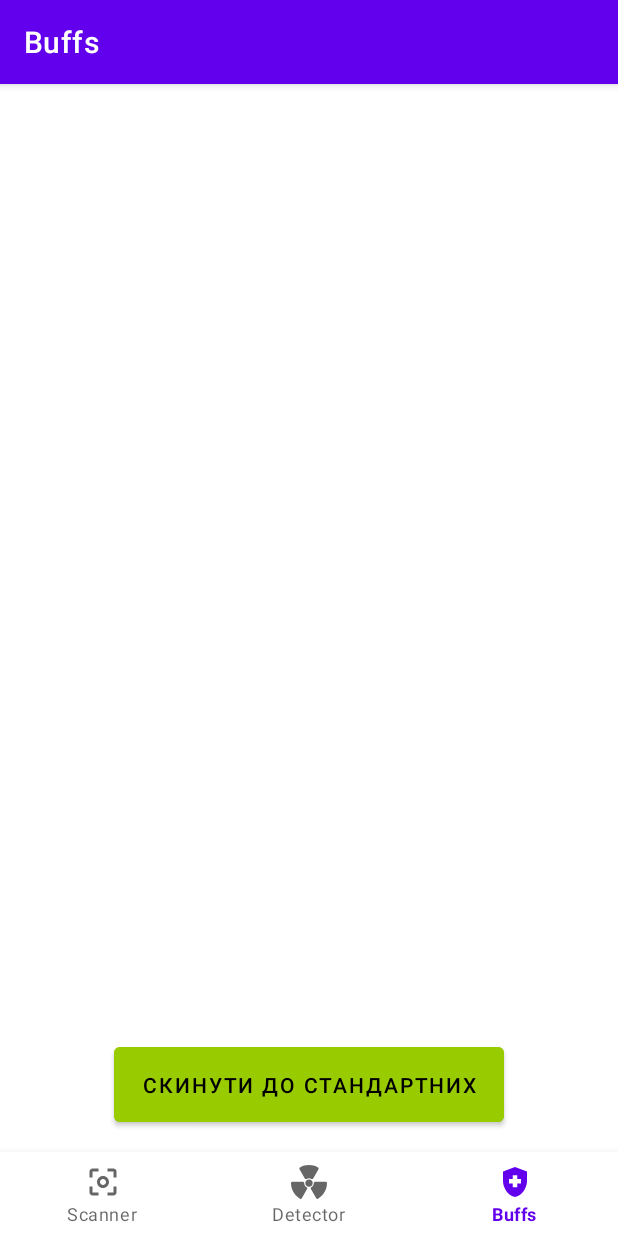
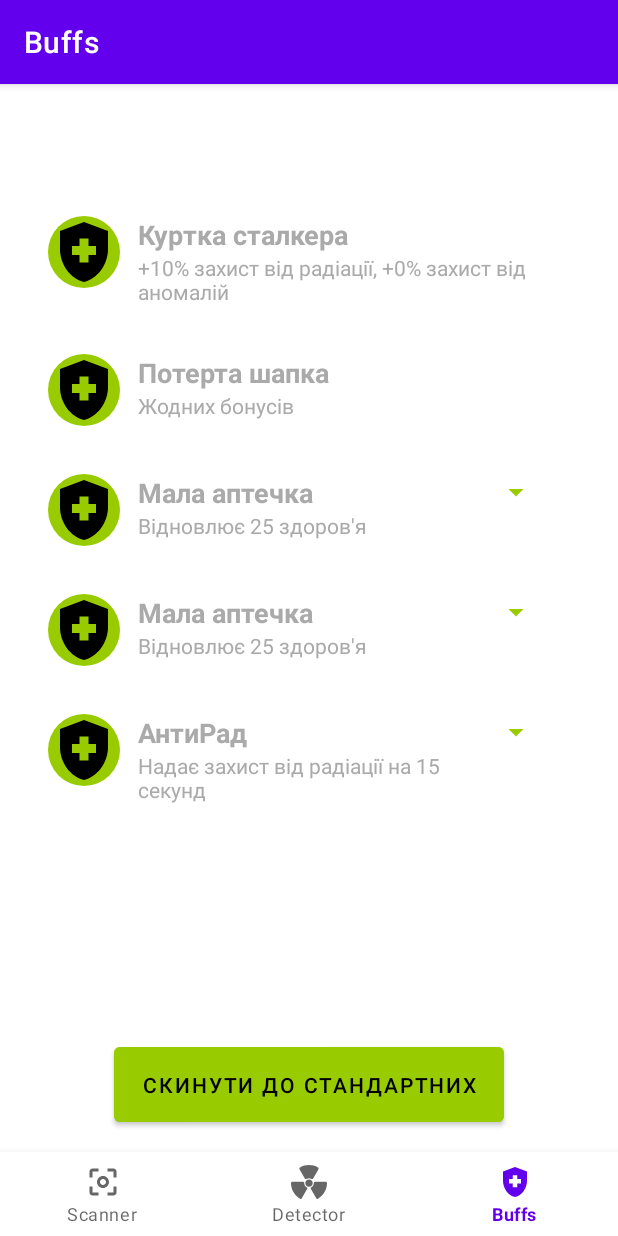
Before and after one commit to Vilka284/stalker_strike, an Android app: the BuffsFragment screen opened through its navigation route, on a phone screen of 412 x 824 dp. Run offline under Robolectric (Android 15) with nearby library versions, the phone set to English and light mode, and no system bars; our stand-ins replace navigation-ui; libraries missing offline, so code that uses them is left out: io.github.pavleprica.kotlin; 24 statements that could not run were skipped.

Commit message:
Add dropdown menu on items

```diff
--- a/app/src/main/java/com/project/stalker_strike/StalkerStrikeService.kt
+++ b/app/src/main/java/com/project/stalker_strike/StalkerStrikeService.kt
@@ -13,7 +13,7 @@ import com.project.stalker_strike.R
 class StalkerStrikeService : Service() {
 
     override fun onStartCommand(intent: Intent?, flags: Int, startId: Int): Int {
-        val contentText = "Рівень радіації в нормі"
+        val contentText = "Сканер працює"
 
         val channelId = "StalkerStrikeChannel"
         val channelName = "StalkerStrike"
--- /dev/null
+++ b/app/src/main/java/com/project/stalker_strike/ui/buffs/AntiAnomalyProtector.kt
@@ -0,0 +1,5 @@
+package com.project.stalker_strike.ui.buffs
+
+interface AntiAnomalyProtector {
+    fun protectFromAnomaly(seconds: Int)
+}
--- /dev/null
+++ b/app/src/main/java/com/project/stalker_strike/ui/buffs/BuffGiveClickListener.kt
@@ -0,0 +1,7 @@
+package com.project.stalker_strike.ui.buffs
+
+import com.project.stalker_strike.Buff
+
+interface BuffGiveClickListener {
+    fun onBuffGiveClick(buff: Buff)
+}
--- a/app/src/main/java/com/project/stalker_strike/ui/buffs/BuffsFragment.kt
+++ b/app/src/main/java/com/project/stalker_strike/ui/buffs/BuffsFragment.kt
@@ -4,9 +4,11 @@ import android.annotation.SuppressLint
 import android.content.Context
 import android.os.Bundle
 import android.view.LayoutInflater
+import android.view.MenuItem
 import android.view.View
 import android.view.ViewGroup
 import android.widget.Button
+import android.widget.PopupMenu
 import android.widget.TextView
 import android.widget.Toast
 import androidx.appcompat.app.AlertDialog
@@ -23,14 +25,15 @@ import com.google.gson.Gson
 import com.google.gson.reflect.TypeToken
 
 class BuffViewHolder(itemView: View) : RecyclerView.ViewHolder(itemView) {
+    val menuRadioButton: Button = itemView.findViewById(R.id.menuRadioButton)
     val buffText: TextView = itemView.findViewById(R.id.buffText)
     val buffBonus: TextView = itemView.findViewById(R.id.buffBonus)
-    val useButton: Button = itemView.findViewById(R.id.useButton)
 }
 
 class BuffAdapter(
     private val buffs: List<Buff>,
-    private val buffUseClickListener: BuffUseClickListener
+    private val buffUseClickListener: BuffUseClickListener,
+    private val buffGiveClickListener: BuffGiveClickListener
 ) : RecyclerView.Adapter<BuffViewHolder>() {
 
     override fun onCreateViewHolder(parent: ViewGroup, viewType: Int): BuffViewHolder {
@@ -59,15 +62,36 @@ class BuffAdapter(
             holder.buffBonus.text =
                 "Надає захист від радіації на ${buff.radiationProtection} секунд"
         }
-
-        if (buff.type == "medkit" || buff.type == "antirad") {
-            holder.useButton.visibility = View.VISIBLE
-        } else {
-            holder.useButton.visibility = View.GONE
+        if (buff.type == "antianomaly") {
+            holder.buffBonus.text =
+                "Надає захист від аномалій на ${buff.anomalyProtection} секунд"
         }
 
-        holder.useButton.setOnClickListener {
-            buffUseClickListener.onBuffUseClick(buff)
+        if (buff.type == "medkit" || buff.type == "antirad" || buff.type == "antianomaly") {
+            holder.menuRadioButton.visibility = View.VISIBLE
+        } else {
+            holder.menuRadioButton.visibility = View.GONE
+        }
+
+        holder.menuRadioButton.setOnClickListener { view ->
+            val popupMenu = PopupMenu(view.context, view)
+            popupMenu.menuInflater.inflate(R.menu.dropdown_menu, popupMenu.menu)
+
+            popupMenu.setOnMenuItemClickListener { menuItem: MenuItem ->
+                when (menuItem.itemId) {
+                    R.id.useAction -> {
+                        buffUseClickListener.onBuffUseClick(buff)
+                        true
+                    }
+                    R.id.giveAction -> {
+                        buffGiveClickListener.onBuffGiveClick(buff)
+                        true
+                    }
+                    else -> false
+                }
+            }
+
+            popupMenu.show()
         }
     }
 
@@ -76,7 +100,7 @@ class BuffAdapter(
     }
 }
 
-class BuffsFragment : Fragment(), BuffUseClickListener {
+class BuffsFragment : Fragment(), BuffUseClickListener, BuffGiveClickListener {
 
     private lateinit var adapter: BuffAdapter
     private lateinit var recyclerView: RecyclerView
@@ -84,6 +108,7 @@ class BuffsFragment : Fragment(), BuffUseClickListener {
 
     var healPointsUpdater: HealPointsUpdater? = null
     var antiRadProtector: AntiRadProtector? = null
+    var antiAnomalyProtector: AntiAnomalyProtector? = null
     override fun onCreateView(
         inflater: LayoutInflater, container: ViewGroup?,
         savedInstanceState: Bundle?
@@ -105,7 +130,7 @@ class BuffsFragment : Fragment(), BuffUseClickListener {
         recyclerView = view.findViewById(R.id.recyclerViewBuffs)
         recyclerView.layoutManager = LinearLayoutManager(requireContext())
 
-        adapter = BuffAdapter(BUFFS.toList(), this)
+        adapter = BuffAdapter(BUFFS.toList(), this, this)
         recyclerView.adapter = adapter
 
         val resetButton = view.findViewById<Button>(R.id.resetButton)
@@ -137,6 +162,12 @@ class BuffsFragment : Fragment(), BuffUseClickListener {
             val savedBuffs: MutableSet<Buff> = (Gson().fromJson(json, type) ?: mutableSetOf())
             val commonBuffs: MutableSet<Buff> = COMMON_BUFFS.toMutableSet()
 
+            // First load
+            if (savedBuffs.isEmpty()) {
+                BUFFS = commonBuffs
+                return
+            }
+
             if (commonBuffs.containsAll(BUFFS) && BUFFS.containsAll(commonBuffs)) {
                 BUFFS = savedBuffs
                 return
@@ -164,7 +195,7 @@ class BuffsFragment : Fragment(), BuffUseClickListener {
 
                 saveBuffs()
 
-                adapter = BuffAdapter(BUFFS.toList(), this)
+                adapter = BuffAdapter(BUFFS.toList(), this, this)
                 recyclerView.adapter = adapter
 
                 dialog.dismiss()
@@ -182,6 +213,9 @@ class BuffsFragment : Fragment(), BuffUseClickListener {
         if (buff.type == "antirad") {
             antiRadProtector?.protectFromRadiation(buff.radiationProtection)
         }
+        if (buff.type == "antianomaly") {
+            antiAnomalyProtector?.protectFromAnomaly(buff.anomalyProtection)
+        }
         BUFFS.removeIf { it.id == buff.id }
         saveBuffs()
         showToast(requireContext(), "Ти використав \"${buff.name}\"!")
@@ -196,9 +230,16 @@ class BuffsFragment : Fragment(), BuffUseClickListener {
         if (context is AntiRadProtector) {
             antiRadProtector = context as AntiRadProtector
         }
+        if (context is AntiRadProtector) {
+            antiAnomalyProtector = context as AntiAnomalyProtector
+        }
     }
 
     private fun showToast(context: Context, message: String, duration: Int = Toast.LENGTH_LONG) {
         Toast.makeText(context, message, duration).show()
     }
+
+    override fun onBuffGiveClick(buff: Buff) {
+        // TODO generate and show QR code, delete item
+    }
 }
--- /dev/null
+++ b/app/src/main/res/drawable/ic_dropdown.xml
@@ -0,0 +1,11 @@
+<vector xmlns:android="http://schemas.android.com/apk/res/android"
+    android:width="24dp"
+    android:height="24dp"
+    android:viewportWidth="24.0"
+    android:viewportHeight="24.0">
+
+    <path
+        android:fillColor="#000000"
+        android:pathData="M7,10l5,5,5,-5z" />
+
+</vector>
--- a/app/src/main/res/layout/item_buff.xml
+++ b/app/src/main/res/layout/item_buff.xml
@@ -14,8 +14,8 @@
             android:id="@+id/buffImage"
             android:layout_width="48dp"
             android:layout_height="48dp"
-            android:src="@drawable/ic_buff_placeholder"
-            android:contentDescription="Image" />
+            android:contentDescription="Image"
+            android:src="@drawable/ic_buff_placeholder" />
 
         <LinearLayout
             android:layout_width="0dp"
@@ -29,25 +29,37 @@
                 android:id="@+id/buffText"
                 android:layout_width="match_parent"
                 android:layout_height="wrap_content"
+                android:textColor="@android:color/darker_gray"
                 android:textSize="18sp"
-                android:textStyle="bold"
-                android:textColor="@android:color/darker_gray"/>
+                android:textStyle="bold" />
 
             <TextView
                 android:id="@+id/buffBonus"
                 android:layout_width="match_parent"
                 android:layout_height="wrap_content"
-                android:textSize="14sp"
-                android:textColor="@android:color/darker_gray"/>
+                android:textColor="@android:color/darker_gray"
+                android:textSize="14sp" />
         </LinearLayout>
 
-        <Button
-            android:id="@+id/useButton"
-            android:backgroundTint="@android:color/holo_green_light"
+        <!--        <Button-->
+        <!--            android:id="@+id/useButton"-->
+        <!--            android:backgroundTint="@android:color/holo_green_light"-->
+        <!--            android:layout_width="wrap_content"-->
+        <!--            android:layout_height="wrap_content"-->
+        <!--            android:text="+"-->
+        <!--            android:visibility="gone" />-->
+
+        <RadioButton
+            android:id="@+id/menuRadioButton"
             android:layout_width="wrap_content"
             android:layout_height="wrap_content"
-            android:text="+"
+            android:layout_gravity="end"
+            android:backgroundTint="@android:color/holo_green_light"
+            android:button="@drawable/ic_dropdown"
+            android:buttonTint="@android:color/holo_green_light"
+            android:gravity="end"
             android:visibility="gone" />
 
     </LinearLayout>
+
 </LinearLayout>
--- /dev/null
+++ b/app/src/main/res/menu/dropdown_menu.xml
@@ -0,0 +1,11 @@
+<?xml version="1.0" encoding="utf-8"?>
+<menu xmlns:android="http://schemas.android.com/apk/res/android">
+
+    <item
+        android:id="@+id/useAction"
+        android:title="Використати" />
+
+    <item
+        android:id="@+id/giveAction"
+        android:title="Зняти і віддати" />
+</menu>
```
Also changed, not shown: app/src/main/java/com/project/stalker_strike/MainActivity.kt (+67 -36 lines), app/src/main/java/com/project/stalker_strike/ui/detector/DetectorFragment.kt (+20 -6 lines).
